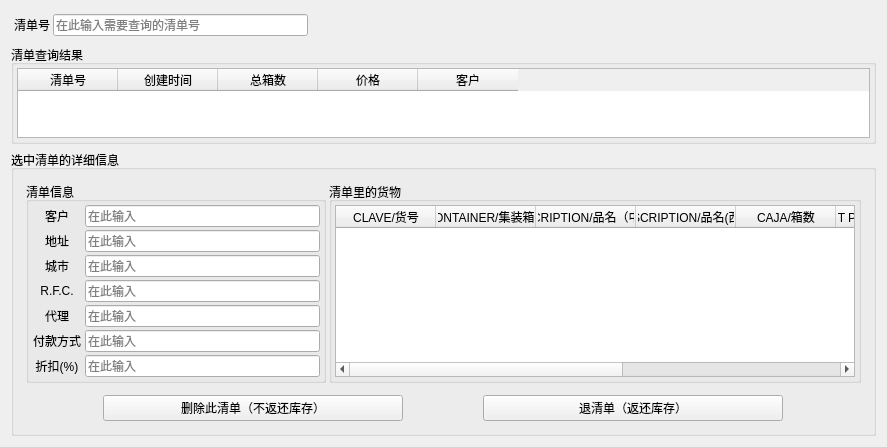
Qt form CompanyStroageManagement/Search_List_Win.ui (linxinwNeo/CompanyStroageManagement) before a commit.
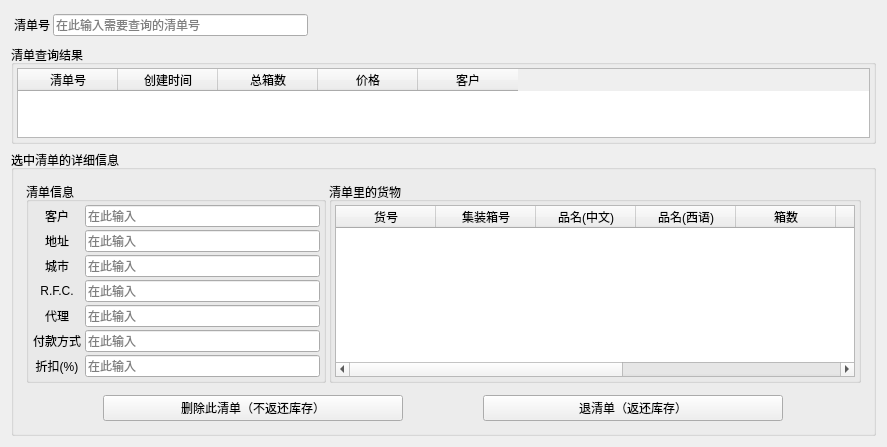
The same form after that commit.

The edit to the form file:
```diff
--- a/CompanyStroageManagement/Search_List_Win.ui
+++ b/CompanyStroageManagement/Search_List_Win.ui
@@ -606,47 +606,47 @@
               </attribute>
               <column>
                <property name="text">
-                <string>CLAVE/货号</string>
+                <string>货号</string>
                </property>
               </column>
               <column>
                <property name="text">
-                <string>CONTAINER/集装箱号</string>
+                <string>集装箱号</string>
                </property>
               </column>
               <column>
                <property name="text">
-                <string>DESCRIPTION/品名（中文）</string>
+                <string>品名(中文)</string>
                </property>
               </column>
               <column>
                <property name="text">
-                <string>DESCRIPTION/品名(西语)</string>
+                <string>品名(西语)</string>
                </property>
               </column>
               <column>
                <property name="text">
-                <string>CAJA/箱数</string>
+                <string>箱数</string>
                </property>
               </column>
               <column>
                <property name="text">
-                <string>CANT POR CAJA/每箱个数</string>
+                <string>每箱个数</string>
                </property>
               </column>
               <column>
                <property name="text">
-                <string>CANTIDAD/个数</string>
+                <string>个数</string>
                </property>
               </column>
               <column>
                <property name="text">
-                <string>PRECIO U./单价</string>
+                <string>单价</string>
                </property>
               </column>
               <column>
                <property name="text">
-                <string>IMPORTE/总价</string>
+                <string>总价</string>
                </property>
               </column>
              </widget>
```
Left out of the diff: 20 changed lines with no effect on the pictures.
